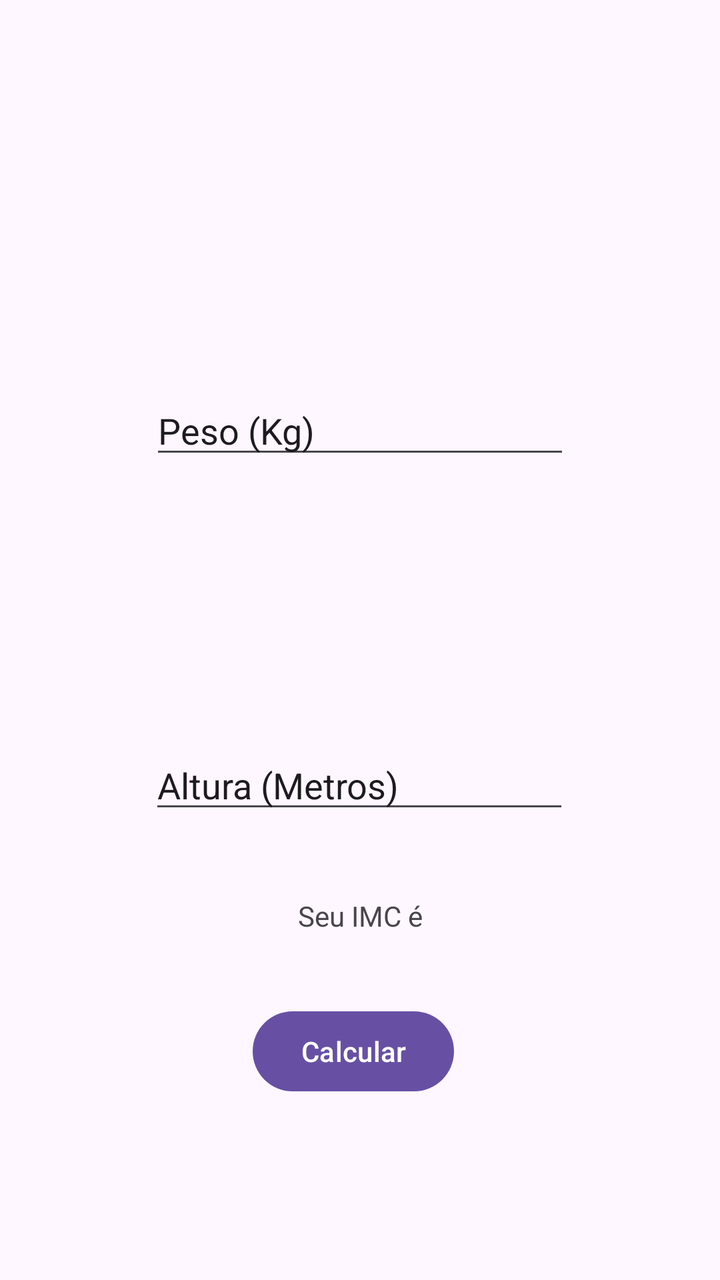
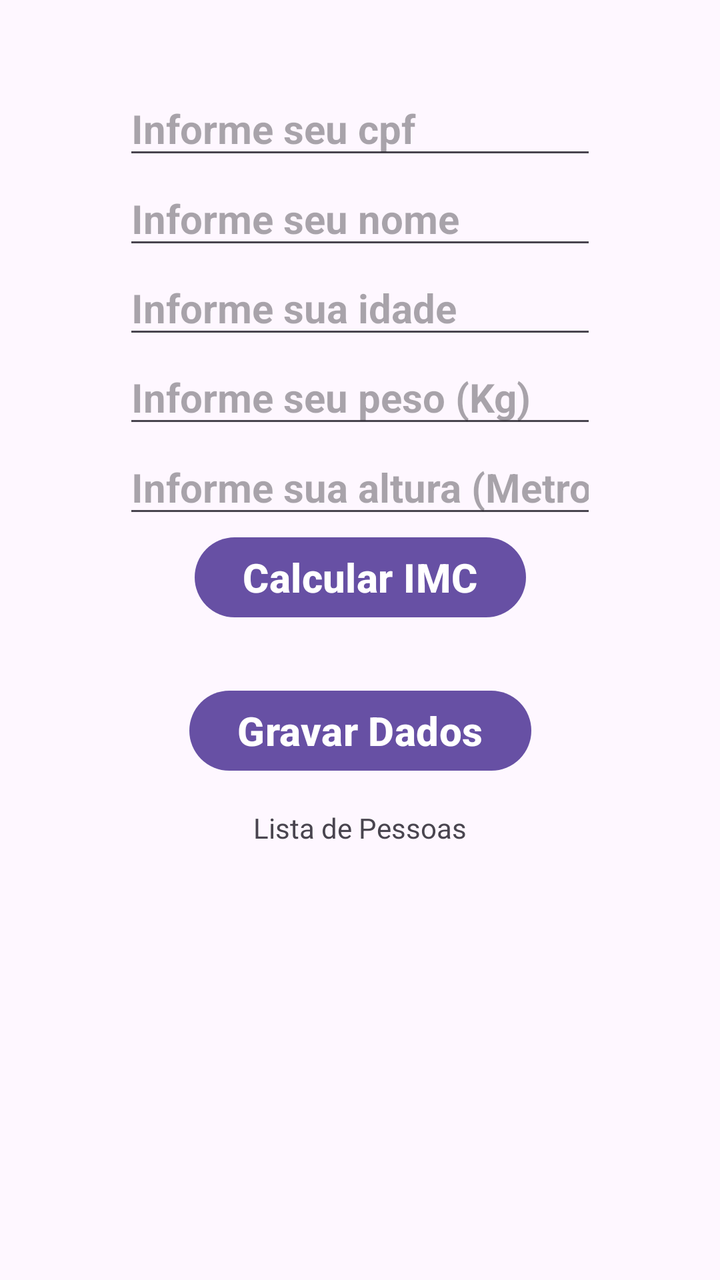

Before-and-after screenshots of an Android layout around one commit, followed by the original layout XML and the change that was made.
<!-- AndroidManifest.xml: application theme Theme.Calculo_IMC -->
<!-- res/layout/activity_main.xml -->
<?xml version="1.0" encoding="utf-8"?>
<androidx.constraintlayout.widget.ConstraintLayout xmlns:android="http://schemas.android.com/apk/res/android"
    xmlns:app="http://schemas.android.com/apk/res-auto"
    xmlns:tools="http://schemas.android.com/tools"
    android:id="@+id/main"
    android:layout_width="match_parent"
    android:layout_height="match_parent"
    tools:context=".MainActivity">

    <EditText
        android:id="@+id/editTextPeso"
        android:layout_width="wrap_content"
        android:layout_height="wrap_content"
        android:layout_marginStart="101dp"
        android:layout_marginTop="193dp"
        android:layout_marginEnd="101dp"
        android:layout_marginBottom="68dp"
        android:ems="10"
        android:inputType="text"
        android:text="Peso (Kg)"
        app:layout_constraintBottom_toTopOf="@+id/editTextAltura"
        app:layout_constraintEnd_toEndOf="parent"
        app:layout_constraintStart_toStartOf="parent"
        app:layout_constraintTop_toTopOf="parent" />

    <EditText
        android:id="@+id/editTextAltura"
        android:layout_width="wrap_content"
        android:layout_height="wrap_content"
        android:layout_marginStart="100dp"
        android:layout_marginTop="68dp"
        android:layout_marginEnd="101dp"
        android:layout_marginBottom="62dp"
        android:ems="10"
        android:inputType="text"
        android:text="Altura (Metros)"
        app:layout_constraintBottom_toTopOf="@+id/buttonCalcular"
        app:layout_constraintEnd_toEndOf="parent"
        app:layout_constraintStart_toStartOf="parent"
        app:layout_constraintTop_toBottomOf="@+id/editTextPeso" />

    <Button
        android:id="@+id/buttonCalcular"
        android:layout_width="wrap_content"
        android:layout_height="wrap_content"
        android:layout_marginStart="152dp"
        android:layout_marginTop="28dp"
        android:layout_marginEnd="159dp"
        android:layout_marginBottom="23dp"
        android:text="Calcular"
        app:layout_constraintBottom_toTopOf="@+id/textViewResultado"
        app:layout_constraintEnd_toEndOf="parent"
        app:layout_constraintStart_toStartOf="parent"
        app:layout_constraintTop_toBottomOf="@+id/editTextAltura" />

    <TextView
        android:id="@+id/textViewResultado"
        android:layout_width="wrap_content"
        android:layout_height="wrap_content"
        android:layout_marginStart="174dp"
        android:layout_marginTop="37dp"
        android:layout_marginEnd="174dp"
        android:layout_marginBottom="35dp"
        android:text="Seu IMC é"
        app:layout_constraintBottom_toTopOf="@+id/buttonCalcular"
        app:layout_constraintEnd_toEndOf="parent"
        app:layout_constraintStart_toStartOf="parent"
        app:layout_constraintTop_toBottomOf="@+id/editTextAltura" />-
        app:layout_constraintBottom_toBottomOf="parent"
        app:layout_constraintEnd_toEndOf="parent"
        app:layout_constraintStart_toStartOf="parent"
        app:layout_constraintTop_toBottomOf="@+id/buttonCalcular" />
</androidx.constraintlayout.widget.ConstraintLayout>
<!-- resources referenced by this layout -->
<resources>
  <style name="Theme.Calculo_IMC" parent="Base.Theme.Calculo_IMC" />
  <style name="Base.Theme.Calculo_IMC" parent="Theme.Material3.DayNight.NoActionBar">
          
          
      </style>
</resources>

<!-- the commit's change to res/layout/activity_main.xml (unified diff, before → after) -->
@@ -8,66 +8,120 @@
     tools:context=".MainActivity">
 
     <EditText
+        android:id="@+id/editTextCpf"
+        android:layout_marginTop="40dp"
+        android:layout_width="wrap_content"
+        android:layout_height="wrap_content"
+        android:ems="10"
+        android:inputType="text"
+        android:hint="@string/informe_seu_cpf"
+        android:textSize="20sp"
+        android:textStyle="bold"
+        app:layout_constraintStart_toStartOf="parent"
+        app:layout_constraintEnd_toEndOf="parent"
+        app:layout_constraintTop_toTopOf="parent"
+        app:layout_constraintBottom_toTopOf="@+id/editTextNome"/>
+
+    <EditText
+        android:id="@+id/editTextNome"
+        android:layout_width="wrap_content"
+        android:layout_height="wrap_content"
+        android:ems="10"
+        android:inputType="text"
+        android:hint="@string/informe_seu_nome"
+        android:textSize="20sp"
+        android:textStyle="bold"
+        app:layout_constraintStart_toStartOf="parent"
+        app:layout_constraintEnd_toEndOf="parent"
+        app:layout_constraintTop_toBottomOf="@+id/editTextCpf"
+        app:layout_constraintBottom_toTopOf="@+id/editTextIdade"/>
+
+    <EditText
+        android:id="@+id/editTextIdade"
+        android:layout_width="wrap_content"
+        android:layout_height="wrap_content"
+        android:ems="10"
+        android:inputType="text"
+        android:hint="@string/informe_sua_idade"
+        android:textSize="20sp"
+        android:textStyle="bold"
+        app:layout_constraintStart_toStartOf="parent"
+        app:layout_constraintEnd_toEndOf="parent"
+        app:layout_constraintTop_toBottomOf="@+id/editTextNome"
+        app:layout_constraintBottom_toTopOf="@+id/editTextPeso"/>
+
+    <EditText
         android:id="@+id/editTextPeso"
         android:layout_width="wrap_content"
         android:layout_height="wrap_content"
-        android:layout_marginStart="101dp"
-        android:layout_marginTop="193dp"
-        android:layout_marginEnd="101dp"
-        android:layout_marginBottom="68dp"
         android:ems="10"
         android:inputType="text"
-        android:text="Peso (Kg)"
-        app:layout_constraintBottom_toTopOf="@+id/editTextAltura"
+        android:hint="@string/informe_seu_peso_kg"
+        android:textSize="20sp"
+        android:textStyle="bold"
+        app:layout_constraintStart_toStartOf="parent"
         app:layout_constraintEnd_toEndOf="parent"
-        app:layout_constraintStart_toStartOf="parent"
-        app:layout_constraintTop_toTopOf="parent" />
+        app:layout_constraintTop_toBottomOf="@+id/editTextIdade"
+        app:layout_constraintBottom_toTopOf="@+id/editTextAltura" />
 
     <EditText
         android:id="@+id/editTextAltura"
         android:layout_width="wrap_content"
         android:layout_height="wrap_content"
-        android:layout_marginStart="100dp"
-        android:layout_marginTop="68dp"
-        android:layout_marginEnd="101dp"
-        android:layout_marginBottom="62dp"
         android:ems="10"
         android:inputType="text"
-        android:text="Altura (Metros)"
-        app:layout_constraintBottom_toTopOf="@+id/buttonCalcular"
+        android:hint="@string/informe_sua_altura_metros"
+        android:textSize="20sp"
+        android:textStyle="bold"
+        app:layout_constraintStart_toStartOf="parent"
         app:layout_constraintEnd_toEndOf="parent"
-        app:layout_constraintStart_toStartOf="parent"
-        app:layout_constraintTop_toBottomOf="@+id/editTextPeso" />
+        app:layout_constraintTop_toBottomOf="@+id/editTextPeso"
+        app:layout_constraintBottom_toTopOf="@+id/buttonCalcular" />
 
     <Button
         android:id="@+id/buttonCalcular"
         android:layout_width="wrap_content"
         android:layout_height="wrap_content"
-        android:layout_marginStart="152dp"
-        android:layout_marginTop="28dp"
-        android:layout_marginEnd="159dp"
-        android:layout_marginBottom="23dp"
-        android:text="Calcular"
-        app:layout_constraintBottom_toTopOf="@+id/textViewResultado"
+        android:text="@string/calcular_imc"
+        android:textSize="20sp"
+        android:textStyle="bold"
+        app:layout_constraintStart_toStartOf="parent"
         app:layout_constraintEnd_toEndOf="parent"
-        app:layout_constraintStart_toStartOf="parent"
-        app:layout_constraintTop_toBottomOf="@+id/editTextAltura" />
+        app:layout_constraintTop_toBottomOf="@+id/editTextAltura"
+        app:layout_constraintBottom_toTopOf="@+id/textViewResultado" />
 
     <TextView
         android:id="@+id/textViewResultado"
         android:layout_width="wrap_content"
         android:layout_height="wrap_content"
-        android:layout_marginStart="174dp"
-        android:layout_marginTop="37dp"
-        android:layout_marginEnd="174dp"
-        android:layout_marginBottom="35dp"
-        android:text="Seu IMC é"
-        app:layout_constraintBottom_toTopOf="@+id/buttonCalcular"
+        android:text=""
+        android:textSize="20sp"
+        android:textStyle="bold"
+        app:layout_constraintStart_toStartOf="parent"
         app:layout_constraintEnd_toEndOf="parent"
+        app:layout_constraintTop_toBottomOf="@+id/buttonCalcular"
+        app:layout_constraintBottom_toTopOf="@+id/buttonSalvarDados" />
+
+    <Button
+        android:id="@+id/buttonSalvarDados"
+        android:layout_marginBottom="250dp"
+        android:layout_width="wrap_content"
+        android:layout_height="wrap_content"
+        android:text="@string/gravar_dados"
+        android:textSize="20sp"
+        android:textStyle="bold"
         app:layout_constraintStart_toStartOf="parent"
-        app:layout_constraintTop_toBottomOf="@+id/editTextAltura" />-
-        app:layout_constraintBottom_toBottomOf="parent"
         app:layout_constraintEnd_toEndOf="parent"
+        app:layout_constraintTop_toBottomOf="@id/textViewResultado"
+        app:layout_constraintBottom_toBottomOf="parent"/>
+
+    <TextView
+        android:id="@+id/textViewLista"
+        android:layout_marginTop="15dp"
+        android:layout_width="wrap_content"
+        android:layout_height="wrap_content"
+        android:text="Lista de Pessoas"
         app:layout_constraintStart_toStartOf="parent"
-        app:layout_constraintTop_toBottomOf="@+id/buttonCalcular" />
+        app:layout_constraintEnd_toEndOf="parent"
+        app:layout_constraintTop_toBottomOf="@+id/buttonSalvarDados" />
 </androidx.constraintlayout.widget.ConstraintLayout>
<!-- resource entries referenced after the edit -->
@@ -1,5 +1,12 @@
 <!-- resources referenced by this layout -->
 <resources>
+  <string name="calcular_imc">Calcular IMC</string>
+  <string name="gravar_dados">Gravar Dados</string>
+  <string name="informe_seu_cpf">Informe seu cpf</string>
+  <string name="informe_seu_nome">Informe seu nome</string>
+  <string name="informe_seu_peso_kg">Informe seu peso (Kg)</string>
+  <string name="informe_sua_altura_metros">Informe sua altura (Metros)</string>
+  <string name="informe_sua_idade">Informe sua idade</string>
   <style name="Theme.Calculo_IMC" parent="Base.Theme.Calculo_IMC" />
   <style name="Base.Theme.Calculo_IMC" parent="Theme.Material3.DayNight.NoActionBar">
           
